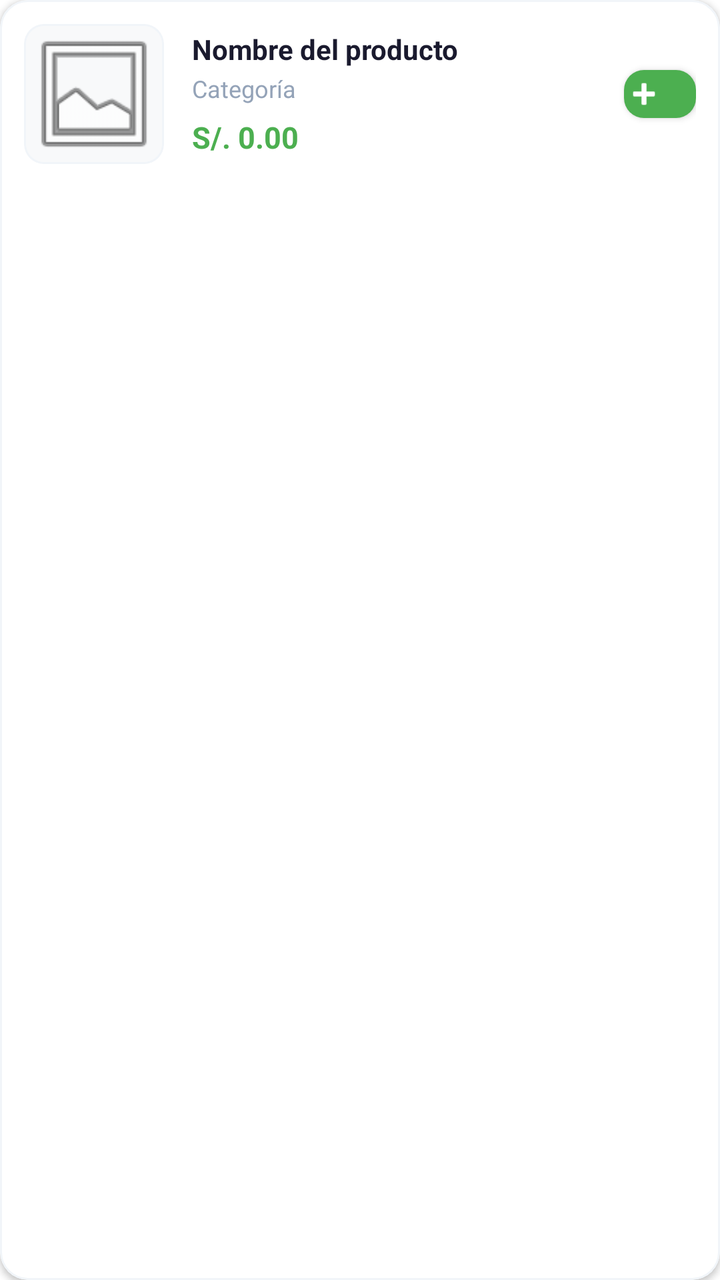
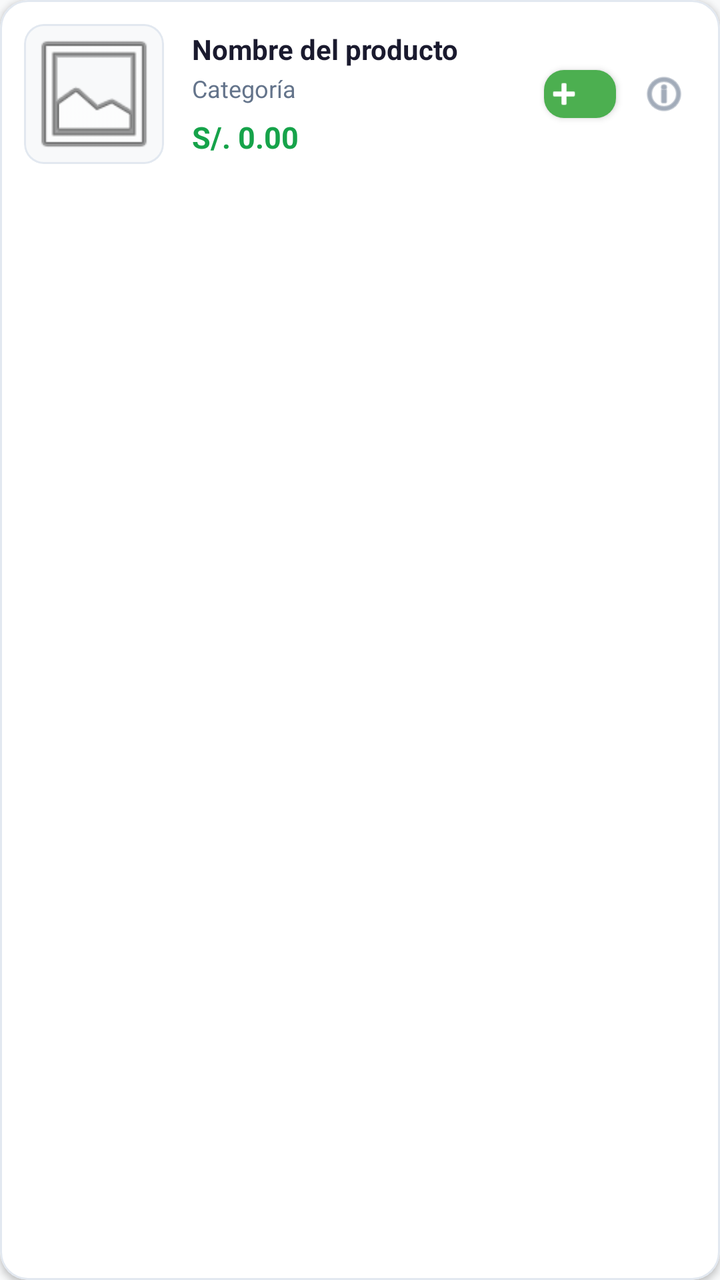

Compare the two renders of this Android layout. The source of the first and the diff that turns it into the second are given below.
<!-- AndroidManifest.xml: application theme Theme.MiniMarketApp -->
<!-- res/layout/item_producto.xml -->
<?xml version="1.0" encoding="utf-8"?>
<com.google.android.material.card.MaterialCardView
    xmlns:android="http://schemas.android.com/apk/res/android"
    xmlns:app="http://schemas.android.com/apk/res-auto"
    android:layout_width="match_parent"
    android:layout_height="wrap_content"
    android:layout_marginBottom="10dp"
    app:cardCornerRadius="14dp"
    app:cardElevation="2dp"
    app:strokeColor="#F1F5F9"
    app:strokeWidth="1dp"
    app:cardBackgroundColor="#FFFFFF">

    <LinearLayout
        android:layout_width="match_parent"
        android:layout_height="wrap_content"
        android:orientation="horizontal"
        android:gravity="center_vertical"
        android:padding="12dp">

        
        <com.google.android.material.card.MaterialCardView
            android:layout_width="70dp"
            android:layout_height="70dp"
            app:cardCornerRadius="10dp"
            app:cardElevation="0dp"
            app:strokeColor="#F1F5F9"
            app:strokeWidth="1dp"
            android:layout_marginEnd="14dp">

            <ImageView
                android:id="@+id/ivProducto"
                android:layout_width="match_parent"
                android:layout_height="match_parent"
                android:scaleType="centerCrop"
                android:background="#F8F9FA"
                android:src="@android:drawable/ic_menu_gallery" />

        </com.google.android.material.card.MaterialCardView>

        
        <LinearLayout
            android:layout_width="0dp"
            android:layout_height="wrap_content"
            android:layout_weight="1"
            android:orientation="vertical">

            <TextView
                android:id="@+id/tvNombreProducto"
                android:layout_width="wrap_content"
                android:layout_height="wrap_content"
                android:text="Nombre del producto"
                android:textColor="#1A1A2E"
                android:textSize="14sp"
                android:textStyle="bold"
                android:maxLines="2"
                android:ellipsize="end" />

            <TextView
                android:id="@+id/tvCategoria"
                android:layout_width="wrap_content"
                android:layout_height="wrap_content"
                android:text="Categoría"
                android:textColor="#94A3B8"
                android:textSize="12sp"
                android:layout_marginTop="2dp" />

            <TextView
                android:id="@+id/tvPrecio"
                android:layout_width="wrap_content"
                android:layout_height="wrap_content"
                android:text="S/. 0.00"
                android:textColor="#4CAF50"
                android:textSize="15sp"
                android:textStyle="bold"
                android:layout_marginTop="6dp" />

        </LinearLayout>

        
        <com.google.android.material.button.MaterialButton
            android:id="@+id/btnAgregar"
            android:layout_width="36dp"
            android:layout_height="36dp"
            android:padding="0dp"
            app:icon="@android:drawable/ic_input_add"
            app:iconSize="20dp"
            app:iconTint="#FFFFFF"
            app:iconPadding="0dp"
            app:backgroundTint="#4CAF50"
            app:cornerRadius="10dp"
            style="@style/Widget.MaterialComponents.Button.Icon"
            android:contentDescription="Agregar al carrito" />

    </LinearLayout>

</com.google.android.material.card.MaterialCardView>
<!-- resources referenced by this layout -->
<resources>
  <style name="Theme.MiniMarketApp" parent="Theme.MaterialComponents.Light.NoActionBar">
          <item name="colorPrimary">#4CAF50</item>
          <item name="colorPrimaryVariant">#388E3C</item>
          <item name="colorSecondary">#FFC107</item>
          <item name="colorOnPrimary">#FFFFFF</item>
          <item name="colorOnSecondary">#1A1A2E</item>
      </style>
</resources>

<!-- the commit's change to res/layout/item_producto.xml (unified diff, before → after) -->
@@ -7,9 +7,9 @@
     android:layout_marginBottom="10dp"
     app:cardCornerRadius="14dp"
     app:cardElevation="2dp"
-    app:strokeColor="#F1F5F9"
+    app:strokeColor="@color/borde_card"
     app:strokeWidth="1dp"
-    app:cardBackgroundColor="#FFFFFF">
+    app:cardBackgroundColor="@color/fondo_card">
 
     <LinearLayout
         android:layout_width="match_parent"
@@ -24,7 +24,7 @@
             android:layout_height="70dp"
             app:cardCornerRadius="10dp"
             app:cardElevation="0dp"
-            app:strokeColor="#F1F5F9"
+            app:strokeColor="@color/borde_card"
             app:strokeWidth="1dp"
             android:layout_marginEnd="14dp">
 
@@ -33,7 +33,7 @@
                 android:layout_width="match_parent"
                 android:layout_height="match_parent"
                 android:scaleType="centerCrop"
-                android:background="#F8F9FA"
+                android:background="@color/fondo_general"
                 android:src="@android:drawable/ic_menu_gallery" />
 
         </com.google.android.material.card.MaterialCardView>
@@ -50,7 +50,7 @@
                 android:layout_width="wrap_content"
                 android:layout_height="wrap_content"
                 android:text="Nombre del producto"
-                android:textColor="#1A1A2E"
+                android:textColor="@color/texto_principal"
                 android:textSize="14sp"
                 android:textStyle="bold"
                 android:maxLines="2"
@@ -61,7 +61,7 @@
                 android:layout_width="wrap_content"
                 android:layout_height="wrap_content"
                 android:text="Categoría"
-                android:textColor="#94A3B8"
+                android:textColor="@color/texto_secundario"
                 android:textSize="12sp"
                 android:layout_marginTop="2dp" />
 
@@ -70,7 +70,7 @@
                 android:layout_width="wrap_content"
                 android:layout_height="wrap_content"
                 android:text="S/. 0.00"
-                android:textColor="#4CAF50"
+                android:textColor="@color/verde_ganancia"
                 android:textSize="15sp"
                 android:textStyle="bold"
                 android:layout_marginTop="6dp" />
@@ -85,13 +85,25 @@
             android:padding="0dp"
             app:icon="@android:drawable/ic_input_add"
             app:iconSize="20dp"
-            app:iconTint="#FFFFFF"
+            app:iconTint="@color/texto_sobre_verde"
             app:iconPadding="0dp"
-            app:backgroundTint="#4CAF50"
+            app:backgroundTint="@color/verde_nav"
             app:cornerRadius="10dp"
             style="@style/Widget.MaterialComponents.Button.Icon"
             android:contentDescription="Agregar al carrito" />
 
+        
+        <ImageView
+            android:id="@+id/ivDetalle"
+            android:layout_width="32dp"
+            android:layout_height="32dp"
+            android:layout_marginStart="8dp"
+            android:background="?attr/selectableItemBackgroundBorderless"
+            android:padding="4dp"
+            android:src="@android:drawable/ic_menu_info_details"
+            app:tint="@color/texto_secundario"
+            android:contentDescription="Editar Producto" />
+
     </LinearLayout>
 
 </com.google.android.material.card.MaterialCardView>
<!-- resource entries referenced after the edit -->
@@ -1,11 +1,45 @@
 <!-- resources referenced by this layout -->
 <resources>
-  <style name="Theme.MiniMarketApp" parent="Theme.MaterialComponents.Light.NoActionBar">
-          <item name="colorPrimary">#4CAF50</item>
+  <color name="borde_card">#E2E8F0</color>
+  <color name="fondo_card">#FFFFFF</color>
+  <color name="fondo_general">#F8F9FA</color>
+  <color name="texto_principal">#1A1A2E</color>
+  <color name="texto_secundario">#64748B</color>
+  <color name="texto_sobre_verde">#FFFFFF</color>
+  <color name="verde_ganancia">#16A34A</color>
+  <color name="verde_nav">#4CAF50</color>
+  <style name="Theme.MiniMarketApp" parent="Theme.MaterialComponents.DayNight.NoActionBar">
+  
+          
+          <item name="colorPrimary">@color/verde_nav</item>
           <item name="colorPrimaryVariant">#388E3C</item>
-          <item name="colorSecondary">#FFC107</item>
-          <item name="colorOnPrimary">#FFFFFF</item>
-          <item name="colorOnSecondary">#1A1A2E</item>
+          <item name="colorSecondary">@color/amarillo_accion</item>
+          <item name="colorOnPrimary">@color/texto_sobre_verde</item>
+          <item name="colorOnSecondary">@color/texto_sobre_amarillo</item>
+  
+          
+          <item name="android:windowBackground">@color/fondo_general</item>
+          <item name="android:colorBackground">@color/fondo_general</item>
+  
+          
+          <item name="android:textColorPrimary">@color/texto_principal</item>
+          <item name="android:textColorSecondary">@color/texto_secundario</item>
+          <item name="android:textColorHint">@color/texto_hint</item>
+  
+          
+          <item name="boxStrokeColor">@color/amarillo_accion</item>
+          <item name="hintTextColor">@color/amarillo_accion</item>
+  
+          
+          <item name="materialCardViewStyle">@style/Widget.App.CardView</item>
+      </style>
+  <color name="amarillo_accion">#FFC107</color>
+  <color name="texto_sobre_amarillo">#1A1A2E</color>
+  <color name="texto_hint">#94A3B8</color>
+  <style name="Widget.App.CardView" parent="Widget.MaterialComponents.CardView">
+          <item name="cardBackgroundColor">@color/fondo_card</item>
+          <item name="strokeColor">@color/borde_card</item>
+          <item name="strokeWidth">1dp</item>
       </style>
 </resources>
 
